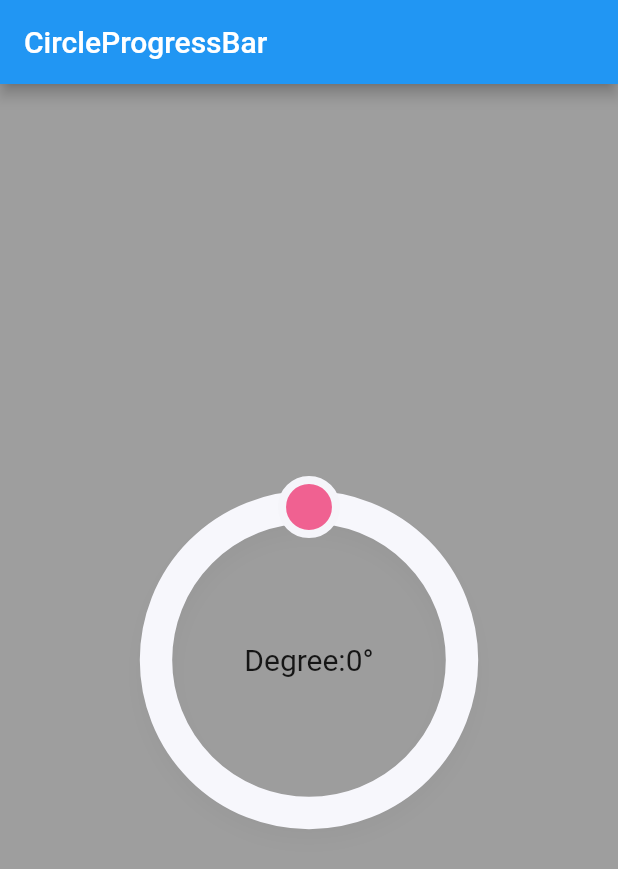
After one commit to FlutterDev88/Awesome-DesignPage-Using-Flutter, a Flutter app: the ProgressBarPage screen opened directly, on a phone screen of 412 x 824 dp. The commit adds this screen. Shown: the top 869 px of the screen. Run offline on Flutter 3.47's test engine with Material 2 defaults, Android fonts, the phone set to English and light mode, and no system bars; our stand-ins replace flutter_swiper, local_auth; missing offline and left inert: flutter_lock_screen.

Commit message:
circle progress bar added

```diff
--- /dev/null
+++ b/lib/circle_progress_bar_page.dart
@@ -0,0 +1,42 @@
+import 'package:flutter/material.dart';
+import 'package:testapp/widgets/progress_bar.dart';
+
+class ProgressBarPage extends StatefulWidget {
+  @override
+  State<StatefulWidget> createState() => ProgressBarState();
+}
+
+class ProgressBarState extends State<ProgressBarPage> {
+  double progress = 0.0;
+
+  @override
+  Widget build(BuildContext context) {
+    return Scaffold(
+      backgroundColor: Colors.grey,
+      appBar: AppBar(
+        title: Text('CircleProgressBar'),
+      ),
+      body: Stack(
+        alignment: Alignment.center,
+        children: <Widget>[
+          Text(
+            'Degree:${(progress * 360.0).round()}°',
+            style: TextStyle(fontSize: 20.0),
+          ),
+          CircleProgressBar(
+            radius: 120.0,
+            dotColor: Colors.pink,
+            dotRadius: 18.0,
+            shadowWidth: 2.0,
+            progress: 0.0,
+            progressChanged: (value) {
+              setState(() {
+                progress = value;
+              });
+            },
+          ),
+        ],
+      ),
+    );
+  }
+}
--- a/lib/main.dart
+++ b/lib/main.dart
@@ -1,10 +1,9 @@
 import 'dart:io';
-
 import 'package:flutter/material.dart';
 import 'package:flutter/services.dart';
-import 'package:testapp/home_page.dart';
 import 'package:flutter/foundation.dart'
     show debugDefaultTargetPlatformOverride;
+import 'package:testapp/home_page.dart';
 
 void main() {
   _setTargetPlatformForDesktop();
--- /dev/null
+++ b/lib/widgets/progress_bar.dart
@@ -0,0 +1,247 @@
+import 'dart:math';
+
+import 'package:flutter/material.dart';
+
+typedef ProgressChanged<double> = void Function(double value);
+
+num degToRad(num deg) => deg * (pi / 180.0);
+
+num radToDeg(num rad) => rad * (180.0 / pi);
+
+class CircleProgressBar extends StatefulWidget {
+  final double radius;
+  final double progress;
+  final double dotRadius;
+  final double shadowWidth;
+  final Color shadowColor;
+  final Color dotColor;
+  final Color dotEdgeColor;
+  final Color ringColor;
+
+  final ProgressChanged progressChanged;
+
+  const CircleProgressBar({
+    Key key,
+    @required this.radius,
+    @required this.dotRadius,
+    @required this.dotColor,
+    this.shadowWidth = 2.0,
+    this.shadowColor = Colors.black12,
+    this.ringColor = const Color(0XFFF7F7FC),
+    this.dotEdgeColor = const Color(0XFFF5F5FA),
+    this.progress,
+    this.progressChanged,
+  }) : super(key: key);
+
+  @override
+  State<StatefulWidget> createState() => _CircleProgressState();
+}
+
+class _CircleProgressState extends State<CircleProgressBar>
+    with SingleTickerProviderStateMixin {
+  AnimationController progressController;
+  bool isValidTouch = false;
+  final GlobalKey paintKey = GlobalKey();
+
+  @override
+  void initState() {
+    super.initState();
+    progressController =
+        AnimationController(duration: Duration(milliseconds: 300), vsync: this);
+    if (widget.progress != null) progressController.value = widget.progress;
+    progressController.addListener(() {
+      if (widget.progressChanged != null)
+        widget.progressChanged(progressController.value);
+      setState(() {});
+    });
+  }
+
+  @override
+  void dispose() {
+    progressController.dispose();
+    super.dispose();
+  }
+
+  @override
+  Widget build(BuildContext context) {
+    final double width = widget.radius * 2.0;
+    final size = new Size(width, width);
+    return GestureDetector(
+      onPanStart: _onPanStart,
+      onPanUpdate: _onPanUpdate,
+      onPanEnd: _onPanEnd,
+      child: Container(
+        alignment: FractionalOffset.center,
+        child: CustomPaint(
+          key: paintKey,
+          size: size,
+          painter: ProgressPainter(
+              dotRadius: widget.dotRadius,
+              shadowWidth: widget.shadowWidth,
+              shadowColor: widget.shadowColor,
+              ringColor: widget.ringColor,
+              dotColor: widget.dotColor,
+              dotEdgeColor: widget.dotEdgeColor,
+              progress: progressController.value),
+        ),
+      ),
+    );
+  }
+
+  void _onPanStart(DragStartDetails details) {
+    RenderBox getBox = paintKey.currentContext.findRenderObject();
+    Offset local = getBox.globalToLocal(details.globalPosition);
+    isValidTouch = _checkValidTouch(local);
+    if (!isValidTouch) {
+      return;
+    }
+  }
+
+  void _onPanUpdate(DragUpdateDetails details) {
+    if (!isValidTouch) {
+      return;
+    }
+    RenderBox getBox = paintKey.currentContext.findRenderObject();
+    Offset local = getBox.globalToLocal(details.globalPosition);
+    final double x = local.dx;
+    final double y = local.dy;
+    final double center = widget.radius;
+    double radians = atan((x - center) / (center - y));
+    if (y > center) {
+      radians = radians + degToRad(180.0);
+    } else if (x < center) {
+      radians = radians + degToRad(360.0);
+    }
+    progressController.value = radians / degToRad(360.0);
+  }
+
+  void _onPanEnd(DragEndDetails details) {
+    if (!isValidTouch) {
+      return;
+    }
+  }
+
+  bool _checkValidTouch(Offset pointer) {
+    final double validInnerRadius = widget.radius - widget.dotRadius * 3;
+    final double dx = pointer.dx;
+    final double dy = pointer.dy;
+    final double distanceToCenter =
+        sqrt(pow(dx - widget.radius, 2) + pow(dy - widget.radius, 2));
+    if (distanceToCenter < validInnerRadius ||
+        distanceToCenter > widget.radius) {
+      return false;
+    }
+    return true;
+  }
+}
+
+class ProgressPainter extends CustomPainter {
+  final double dotRadius;
+  final double shadowWidth;
+  final Color shadowColor;
+  final Color dotColor;
+  final Color dotEdgeColor;
+  final Color ringColor;
+  final double progress;
+
+  ProgressPainter({
+    this.dotRadius,
+    this.shadowWidth = 2.0,
+    this.shadowColor = Colors.black12,
+    this.ringColor = const Color(0XFFF7F7FC),
+    this.dotColor,
+    this.dotEdgeColor = const Color(0XFFF5F5FA),
+    this.progress,
+  });
+
+  @override
+  void paint(Canvas canvas, Size size) {
+    final double center = size.width * 0.5;
+    final Offset offsetCenter = Offset(center, center);
+    final double drawRadius = size.width * 0.5 - dotRadius;
+    final angle = 360.0 * progress;
+    final double radians = degToRad(angle);
+
+    final double radiusOffset = dotRadius * 0.4;
+    final double outerRadius = center - radiusOffset;
+    final double innerRadius = center - dotRadius * 2 + radiusOffset;
+
+    // draw shadow.
+    final shadowPaint = Paint()
+      ..style = PaintingStyle.stroke
+      ..color = shadowColor
+      ..strokeWidth = shadowWidth
+      ..maskFilter = MaskFilter.blur(BlurStyle.normal, shadowWidth);
+//    canvas.drawCircle(offsetCenter, outerRadius, shadowPaint);
+//    canvas.drawCircle(offsetCenter, innerRadius, shadowPaint);
+
+    Path path = Path.combine(
+        PathOperation.difference,
+        Path()
+          ..addOval(Rect.fromCircle(center: offsetCenter, radius: outerRadius)),
+        Path()
+          ..addOval(
+              Rect.fromCircle(center: offsetCenter, radius: innerRadius)));
+    canvas.drawShadow(path, shadowColor, 4.0, true);
+
+    // draw ring.
+    final ringPaint = Paint()
+      ..style = PaintingStyle.stroke
+      ..color = ringColor
+      ..strokeWidth = (outerRadius - innerRadius);
+    canvas.drawCircle(offsetCenter, drawRadius, ringPaint);
+
+    final Color currentDotColor = Color.alphaBlend(
+        dotColor.withOpacity(0.7 + (0.3 * progress)), Colors.white);
+
+    // draw progress.
+    if (progress > 0.0) {
+      final progressWidth = outerRadius - innerRadius + radiusOffset;
+      final double offset = asin(progressWidth * 0.5 / drawRadius);
+      if (radians > offset) {
+        canvas.save();
+        canvas.translate(0.0, size.width);
+        canvas.rotate(degToRad(-90.0));
+        final Gradient gradient = new SweepGradient(
+          endAngle: radians,
+          colors: [
+            Colors.white,
+            currentDotColor,
+          ],
+        );
+        final Rect arcRect =
+            Rect.fromCircle(center: offsetCenter, radius: drawRadius);
+        final progressPaint = Paint()
+          ..style = PaintingStyle.stroke
+          ..strokeCap = StrokeCap.round
+          ..strokeWidth = progressWidth
+          ..shader = gradient.createShader(arcRect);
+        canvas.drawArc(arcRect, offset, radians - offset, false, progressPaint);
+        canvas.restore();
+      }
+    }
+
+    // draw dot.
+    final double dx = center + drawRadius * sin(radians);
+    final double dy = center - drawRadius * cos(radians);
+    final dotPaint = Paint()..color = currentDotColor;
+    canvas.drawCircle(new Offset(dx, dy), dotRadius, dotPaint);
+    dotPaint
+      ..color = dotEdgeColor
+      ..style = PaintingStyle.stroke
+      ..strokeWidth = dotRadius * 0.3;
+    canvas.drawCircle(new Offset(dx, dy), dotRadius, dotPaint);
+
+//    canvas.drawLine(
+//        Offset(center, 0.0),
+//        Offset(center, size.height),
+//        Paint()
+//          ..strokeWidth = 1.0
+//          ..color = Colors.black);  // 测试基准线
+  }
+
+  @override
+  bool shouldRepaint(CustomPainter oldDelegate) {
+    return true;
+  }
+}
```
Also changed, not shown: lib/home_page.dart (+15 -0 lines), lib/login/otp_login.dart (+7 -9 lines).
